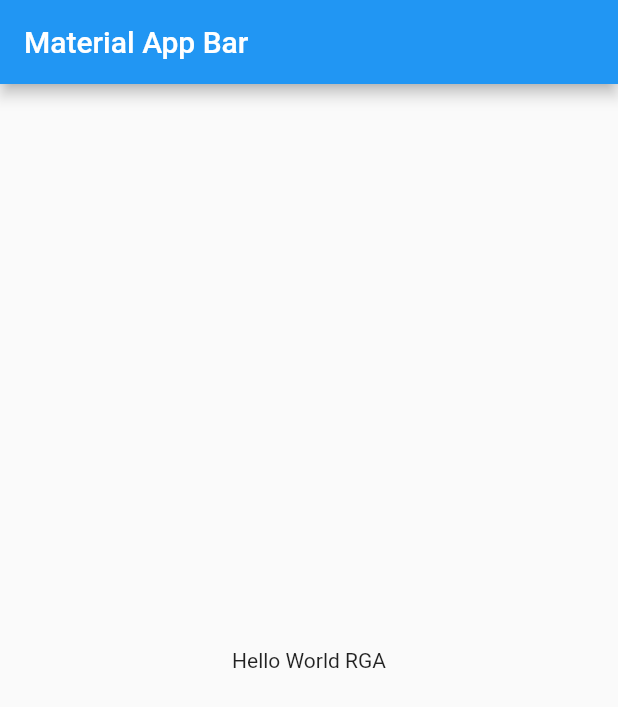
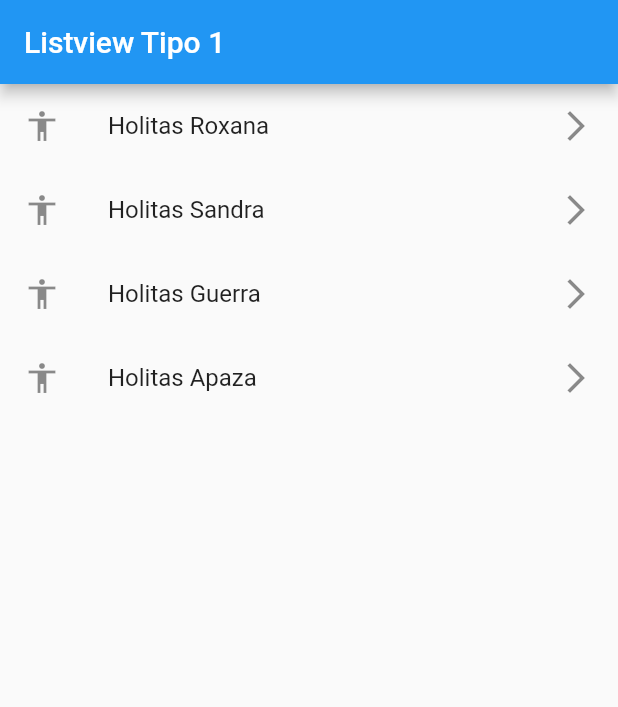
Before and after one commit to roxanaguerra/desings_components_flutter, a Flutter app: the screen it shows after launch, on a phone screen of 412 x 824 dp. Shown: the top 707 px of the screen. Run offline on Flutter 3.47's test engine with Material 2 defaults, Android fonts, the phone set to English and light mode, and no system bars.

Commit message:
ListView, ListTile

```diff
--- a/lib/main.dart
+++ b/lib/main.dart
@@ -1,4 +1,5 @@
 import 'package:flutter/material.dart';
+import 'package:desings_components/screens/listview1_screen.dart';
 
 void main() => runApp(const MyApp());
 
@@ -10,14 +11,7 @@ class MyApp extends StatelessWidget {
     return MaterialApp(
       title: 'Material App',
       debugShowCheckedModeBanner: false,
-      home: Scaffold(
-        appBar: AppBar(
-          title: const Text('Material App Bar'),
-        ),
-        body: const Center(
-          child: Text('Hello World RGA'),
-        ),
-      ),
+      home: ListView1Screen(),
     );
   }
 }
--- /dev/null
+++ b/lib/screens/listview1_screen.dart
@@ -0,0 +1,31 @@
+import 'package:flutter/material.dart';
+
+class ListView1Screen extends StatelessWidget {
+  final options = const ["Roxana", "Sandra", "Guerra", "Apaza"];
+
+  ListView1Screen({Key? key}) : super(key: key);
+
+  @override
+  Widget build(BuildContext context) {
+    return Scaffold(
+        appBar: AppBar(
+          title: const Text("Listview Tipo 1"),
+        ),
+        body: ListView(
+          children: [
+            ...options
+                .map((names) => ListTile(
+                      leading: const Icon(Icons.accessibility),
+                      trailing: const Icon(Icons.arrow_forward_ios_outlined),
+                      title: Text("Holitas $names"),
+                    ))
+                .toList(),
+
+            // ListTile(
+            //   leading: Icon(Icons.access_alarm_outlined),
+            //   title: Text("Hola Mundo"),
+            // ),
+          ],
+        ));
+  }
+}
```
